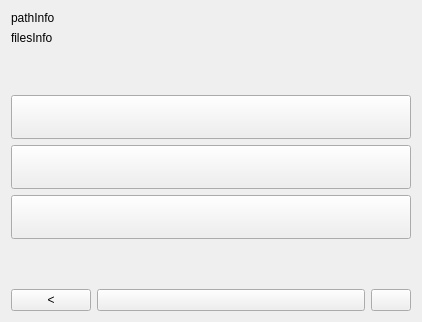
This is widgets/mainlist.ui in astraleuro/libraryeditor as Qt 5 draws it before an edit. The edited form follows.
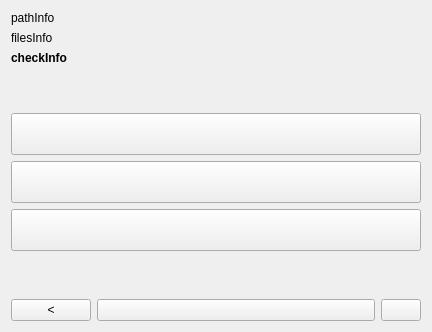
This is the edited form. Custom widgets are drawn as their Qt base class.

Diff of the .ui file:
```diff
--- a/widgets/mainlist.ui
+++ b/widgets/mainlist.ui
@@ -6,8 +6,8 @@
    <rect>
     <x>0</x>
     <y>0</y>
-    <width>422</width>
-    <height>322</height>
+    <width>432</width>
+    <height>332</height>
    </rect>
   </property>
   <property name="windowTitle">
@@ -39,6 +39,25 @@
        </property>
       </widget>
      </item>
+     <item>
+      <widget class="QLabel" name="checkInfo">
+       <property name="font">
+        <font>
+         <weight>75</weight>
+         <bold>true</bold>
+        </font>
+       </property>
+       <property name="text">
+        <string>checkInfo</string>
+       </property>
+       <property name="openExternalLinks">
+        <bool>false</bool>
+       </property>
+       <property name="textInteractionFlags">
+        <set>Qt::LinksAccessibleByMouse</set>
+       </property>
+      </widget>
+     </item>
     </layout>
    </item>
    <item>
```
